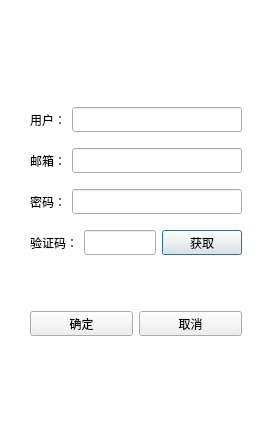
Qt form day18-WXChatDemo/wxclient/registerdialog.ui (deardeng/cpp_etudes) before a commit.
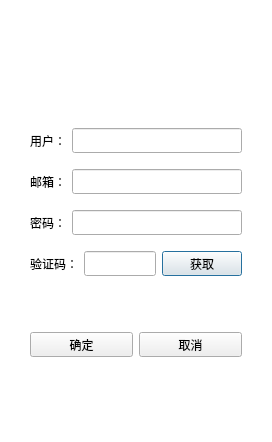
The same form after that commit. Custom widgets are drawn as their Qt base class.

```diff
--- a/day18-WXChatDemo/wxclient/registerdialog.ui
+++ b/day18-WXChatDemo/wxclient/registerdialog.ui
@@ -60,6 +60,33 @@
            </property>
           </spacer>
          </item>
+         <item>
+          <widget class="QLabel" name="err_tip">
+           <property name="minimumSize">
+            <size>
+             <width>0</width>
+             <height>25</height>
+            </size>
+           </property>
+           <property name="maximumSize">
+            <size>
+             <width>16777215</width>
+             <height>25</height>
+            </size>
+           </property>
+           <property name="styleSheet">
+            <string notr="true">#err_tip{
+color: red;
+}</string>
+           </property>
+           <property name="text">
+            <string/>
+           </property>
+           <property name="alignment">
+            <set>Qt::AlignCenter</set>
+           </property>
+          </widget>
+         </item>
          <item>
           <layout class="QHBoxLayout" name="horizontalLayout_2">
            <property name="leftMargin">
```
Left out of the diff: 4 changed lines with no effect on the pictures.
